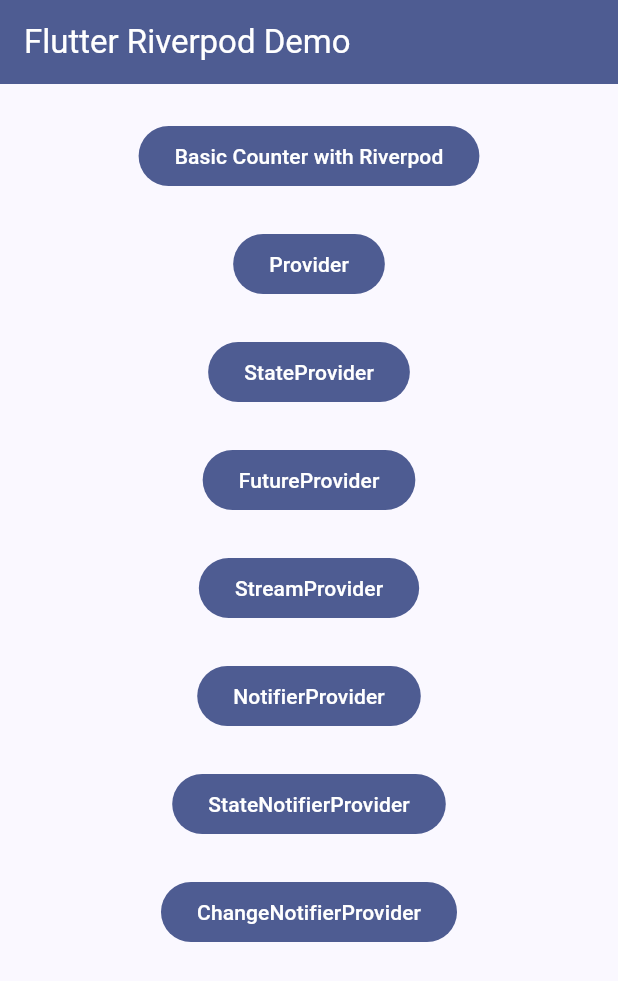
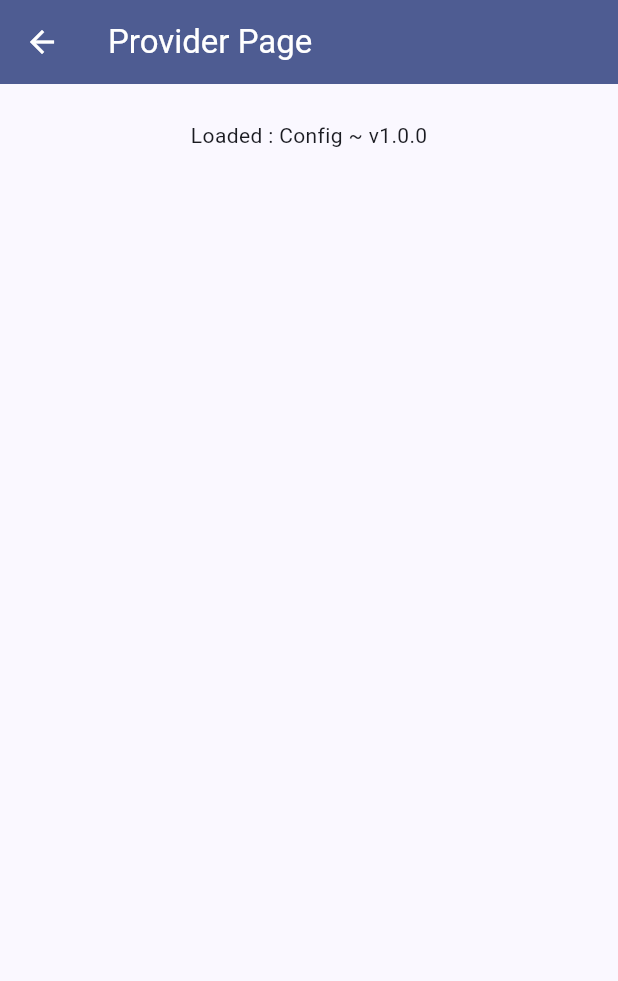
Before and after one commit to thetpaingsoe/flutter_riverpod_demo, a Flutter app: the screen it shows after launch, after a tap on "Provider", on a phone screen of 412 x 824 dp. Shown: the top 981 px of the screen. Run offline on Flutter 3.47's test engine with Material 3 defaults, Android fonts, the phone set to English and light mode, and no system bars; our stand-ins replace flutter_riverpod, riverpod_annotation; generated files the repository leaves out were written again.

Commit message:
Added Provider Sample

```diff
--- /dev/null
+++ b/lib/demo/provider/provider/config_provider.dart
@@ -0,0 +1,5 @@
+import 'package:flutter_riverpod/flutter_riverpod.dart';
+
+final configProvider = Provider<String>((ref) {
+  return 'Config ~ v1.0.0';
+});
--- /dev/null
+++ b/lib/demo/provider/ui/provider_page.dart
@@ -0,0 +1,30 @@
+import 'package:flutter/material.dart';
+import 'package:flutter_riverpod/flutter_riverpod.dart';
+
+import '../provider/config_provider.dart' ;
+
+class ProviderPage extends ConsumerWidget {
+  const ProviderPage({super.key});
+
+  @override
+  Widget build(BuildContext context, WidgetRef ref) {
+    return Scaffold(
+      appBar: AppBar(
+        backgroundColor: Theme.of(context).colorScheme.primary,
+        foregroundColor: Theme.of(context).colorScheme.onPrimary,
+        title: const Text('Provider Page'),
+      ),
+      body: Center(
+        child: Column(
+          mainAxisAlignment: MainAxisAlignment.start,
+          children: <Widget>[
+            const SizedBox(
+              height: 24,
+            ),
+            Text('Loaded : ${ref.watch(configProvider)}'),
+          ],
+        ),
+      ),
+    );
+  }
+}
--- a/lib/main.dart
+++ b/lib/main.dart
@@ -1,6 +1,7 @@
 import 'package:flutter/material.dart';
 import 'package:flutter_riverpod/flutter_riverpod.dart';
 import 'package:flutter_riverpod_demo/demo/counter/ui/counter_page.dart';
+import 'package:flutter_riverpod_demo/demo/provider/ui/provider_page.dart';
 
 void main() {
   runApp(ProviderScope(child: MyApp()));
@@ -63,11 +64,11 @@ class _MyHomePageState extends State<MyHomePage> {
             ),
             FilledButton(
                 onPressed: () {
-                  // Navigator.push(
-                  //     context,
-                  //     MaterialPageRoute(
-                  //         builder: (context) =>
-                  //             const CounterPage()));
+                  Navigator.push(
+                      context,
+                      MaterialPageRoute(
+                          builder: (context) =>
+                              const ProviderPage()));
                 },
                 child: Text('Provider')),
             SizedBox(
```
